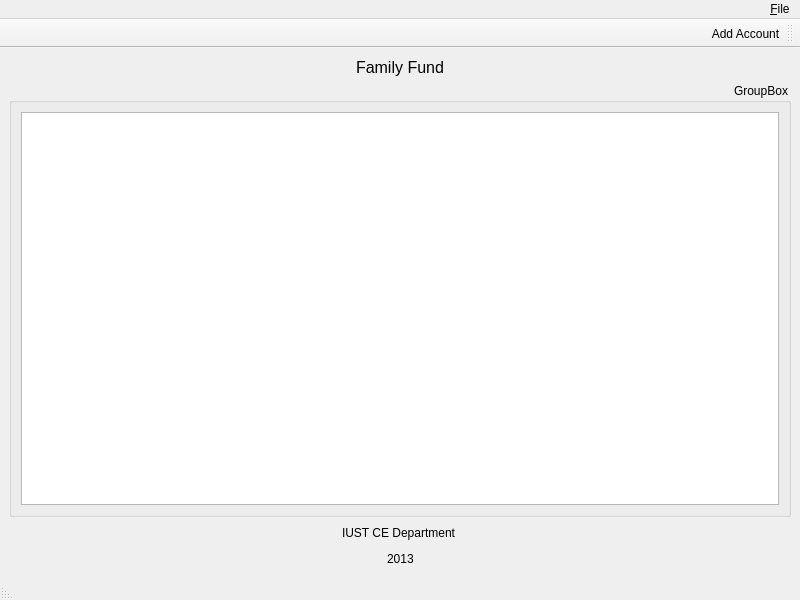
Above: fund_test/mainwindow.ui from merajnouredini/Family-Fund before the change. Below: the same form after it.
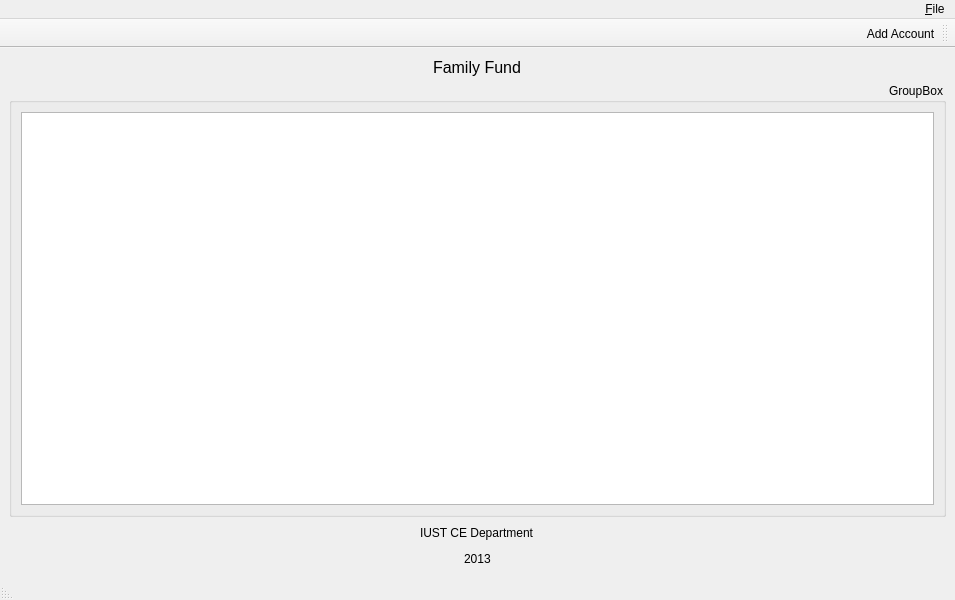
That is the form after the change.

```diff
--- a/fund_test/mainwindow.ui
+++ b/fund_test/mainwindow.ui
@@ -6,10 +6,16 @@
    <rect>
     <x>0</x>
     <y>0</y>
-    <width>800</width>
+    <width>955</width>
     <height>600</height>
    </rect>
   </property>
+  <property name="minimumSize">
+   <size>
+    <width>955</width>
+    <height>600</height>
+   </size>
+  </property>
   <property name="windowTitle">
    <string>MainWindow</string>
   </property>
@@ -156,7 +162,7 @@
     <rect>
      <x>0</x>
      <y>0</y>
-     <width>800</width>
+     <width>955</width>
      <height>21</height>
     </rect>
    </property>
```
